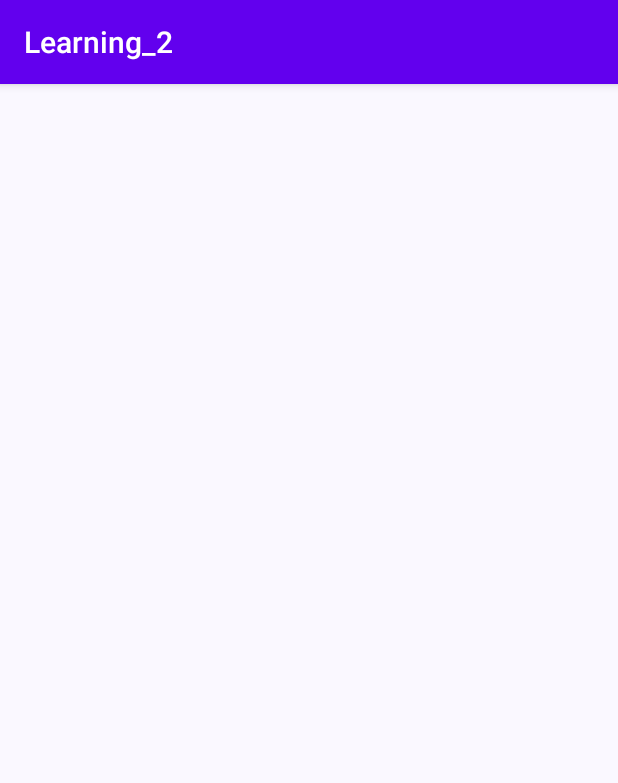
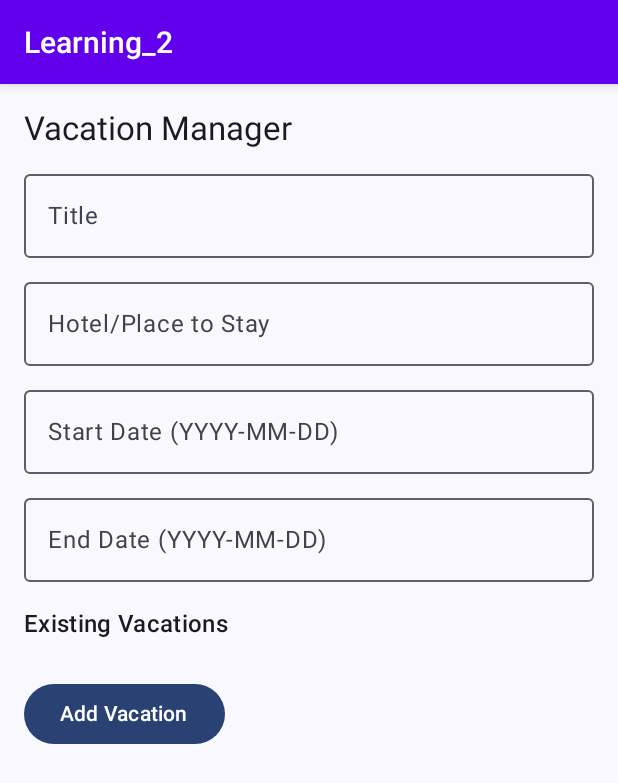
Before and after one commit to rodneymbrown1/Android---AI-Vacation-Booking-App-PoC, an Android app built with Jetpack Compose: the screen it shows after launch (MainActivity), on a phone screen of 412 x 824 dp. Shown: the top 783 px of the screen. Run offline under Robolectric (Android 15) with nearby library versions, the phone set to English and light mode, and no system bars; our stand-ins replace Room's generated code.

Commit message:
B2 - include vacation details

```diff
--- a/app/src/main/java/com/example/learning_2/components/VacationManager.kt
+++ b/app/src/main/java/com/example/learning_2/components/VacationManager.kt
@@ -34,5 +34,134 @@ fun VacationManager(database: AppDatabase, onNext: (Int) -> Unit) {
         vacations = vacationDao.getAll()
     }
 
+    Column(
+        modifier = Modifier
+            .fillMaxWidth()
+            .padding(16.dp)
+            .verticalScroll(rememberScrollState())
+    ) {
+        Text("Vacation Manager", style = MaterialTheme.typography.titleLarge)
 
+        Spacer(modifier = Modifier.height(8.dp))
+
+        OutlinedTextField(
+            value = title,
+            onValueChange = { title = it },
+            label = { Text("Title") },
+            modifier = Modifier.fillMaxWidth()
+        )
+        Spacer(modifier = Modifier.height(8.dp))
+        OutlinedTextField(
+            value = hotel,
+            onValueChange = { hotel = it },
+            label = { Text("Hotel/Place to Stay") },
+            modifier = Modifier.fillMaxWidth()
+        )
+        Spacer(modifier = Modifier.height(8.dp))
+        OutlinedTextField(
+            value = startDate,
+            onValueChange = { startDate = it },
+            label = { Text("Start Date (YYYY-MM-DD)") },
+            modifier = Modifier.fillMaxWidth(),
+        )
+        Spacer(modifier = Modifier.height(8.dp))
+        OutlinedTextField(
+            value = endDate,
+            onValueChange = { endDate = it },
+            label = { Text("End Date (YYYY-MM-DD)") },
+            modifier = Modifier.fillMaxWidth(),
+        )
+
+        Spacer(modifier = Modifier.height(16.dp))
+
+        // Existing Vacations
+        Text("Existing Vacations", style = MaterialTheme.typography.titleMedium)
+        Spacer(modifier = Modifier.height(8.dp))
+        vacations.forEach { vacation ->
+            Row(
+                modifier = Modifier
+                    .fillMaxWidth()
+                    .padding(vertical = 4.dp),
+                horizontalArrangement = Arrangement.SpaceBetween
+            ) {
+                Column(Modifier.weight(1f)) {
+                    Text("Title: ${vacation.title}", style = MaterialTheme.typography.bodyMedium)
+                    Text("Hotel: ${vacation.hotel}", style = MaterialTheme.typography.bodySmall)
+                    Text("Dates: ${vacation.startDate} - ${vacation.endDate}", style = MaterialTheme.typography.bodySmall)
+                }
+                Row {
+                    TextButton(onClick = {
+                        selectedVacation = vacation
+                        title = vacation.title
+                        hotel = vacation.hotel
+                        startDate = vacation.startDate
+                        endDate = vacation.endDate
+                    }) {
+                        Text("Edit")
+                    }
+                    TextButton(onClick = {
+                        scope.launch {
+                            val excursionCount = vacationDao.getExcursionCountForVacation(vacation.id)
+                            if (excursionCount > 0) {
+                                Toast.makeText(
+                                    context,
+                                    "Cannot delete vacation with associated excursions.",
+                                    Toast.LENGTH_LONG
+                                ).show()
+                            } else {
+                                vacationDao.delete(vacation)
+                                vacations = vacationDao.getAll()
+                            }
+                        }
+                    }) {
+                        Text("Delete")
+                    }
+                }
+            }
+        }
+
+        Spacer(modifier = Modifier.height(16.dp))
+
+        // Add/Update and Next Buttons
+        Row(horizontalArrangement = Arrangement.SpaceBetween, modifier = Modifier.fillMaxWidth()) {
+            Button(onClick = {
+                scope.launch {
+                    if (selectedVacation == null) {
+                        val newVacation = Vacation(
+                            id = 0,
+                            title = title,
+                            hotel = hotel,
+                            startDate = startDate,
+                            endDate = endDate
+                        )
+                        vacationDao.insertAll(newVacation)
+                    } else {
+                        val updatedVacation = selectedVacation!!.copy(
+                            title = title,
+                            hotel = hotel,
+                            startDate = startDate,
+                            endDate = endDate
+                        )
+                        vacationDao.update(updatedVacation)
+                    }
+                    vacations = vacationDao.getAll()
+                    selectedVacation = null
+                    title = ""
+                    hotel = ""
+                    startDate = ""
+                    endDate = ""
+                }
+            }) {
+                Text(if (selectedVacation == null) "Add Vacation" else "Update Vacation")
+            }
+
+            if (selectedVacation != null) {
+                Button(
+                    onClick = { selectedVacation?.id?.let { onNext(it) } }
+                ) {
+                    Text("Next")
+                }
+            }
+        }
+    }
 }
```
